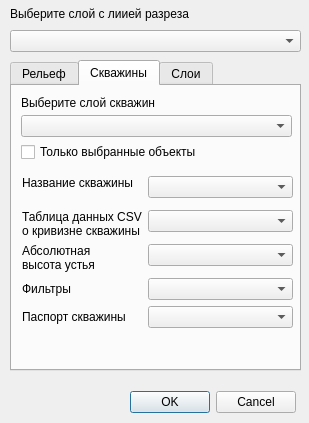
First picture: the form in ui/curve_wells.ui, repository gis56/geo_pie, before the edit.
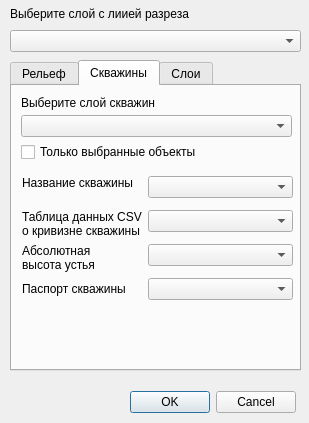
Second picture: the form after the edit. The open tabs and pages were chosen to show the change. Icons and pictures are not drawn. Custom widgets are drawn as their Qt base class.

Diff of the .ui file:
```diff
--- a/ui/curve_wells.ui
+++ b/ui/curve_wells.ui
@@ -187,9 +187,6 @@
       <item row="1" column="1">
        <widget class="QgsFieldComboBox" name="mField_file"/>
       </item>
-      <item row="2" column="1">
-       <widget class="QgsFieldComboBox" name="mField_alt"/>
-      </item>
       <item row="2" column="0">
        <widget class="QLabel" name="label_alt">
         <property name="text">
@@ -198,24 +195,17 @@
         </property>
        </widget>
       </item>
-      <item row="3" column="1">
-       <widget class="QgsFieldComboBox" name="mField_filters"/>
+      <item row="2" column="1">
+       <widget class="QgsFieldComboBox" name="mField_alt"/>
       </item>
       <item row="3" column="0">
-       <widget class="QLabel" name="label_filters">
-        <property name="text">
-         <string>Фильтры</string>
-        </property>
-       </widget>
-      </item>
-      <item row="4" column="0">
        <widget class="QLabel" name="label_gtr">
         <property name="text">
          <string>Паспорт скважины</string>
         </property>
        </widget>
       </item>
-      <item row="4" column="1">
+      <item row="3" column="1">
        <widget class="QgsFieldComboBox" name="mField_gtr"/>
       </item>
      </layout>
```
